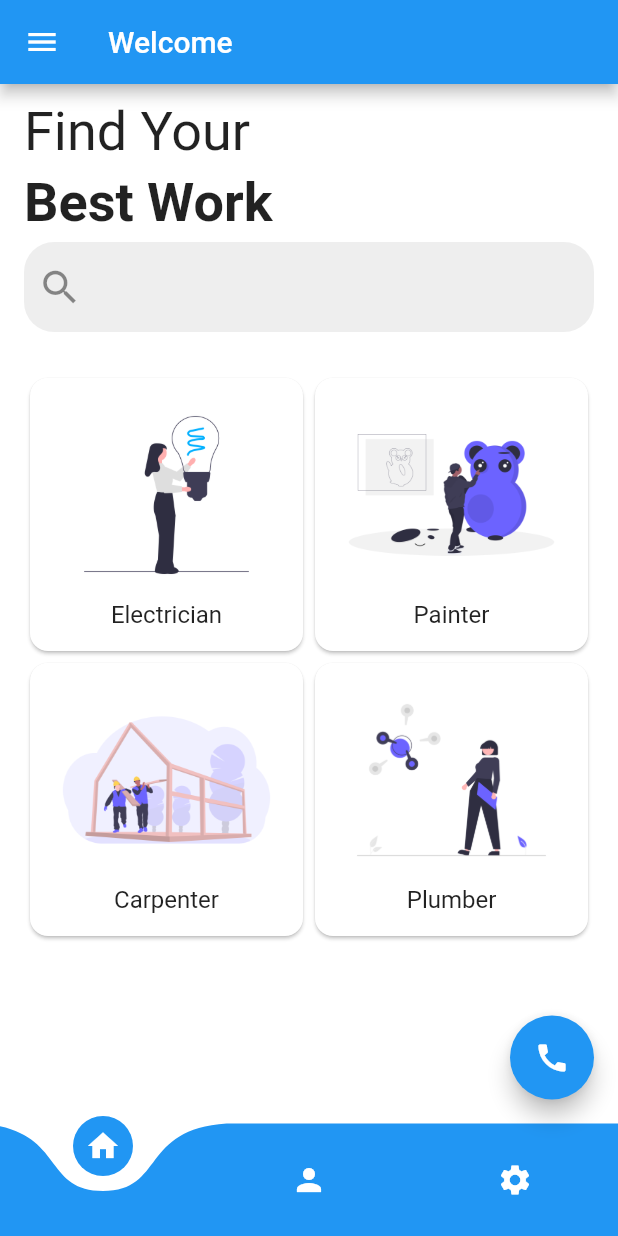
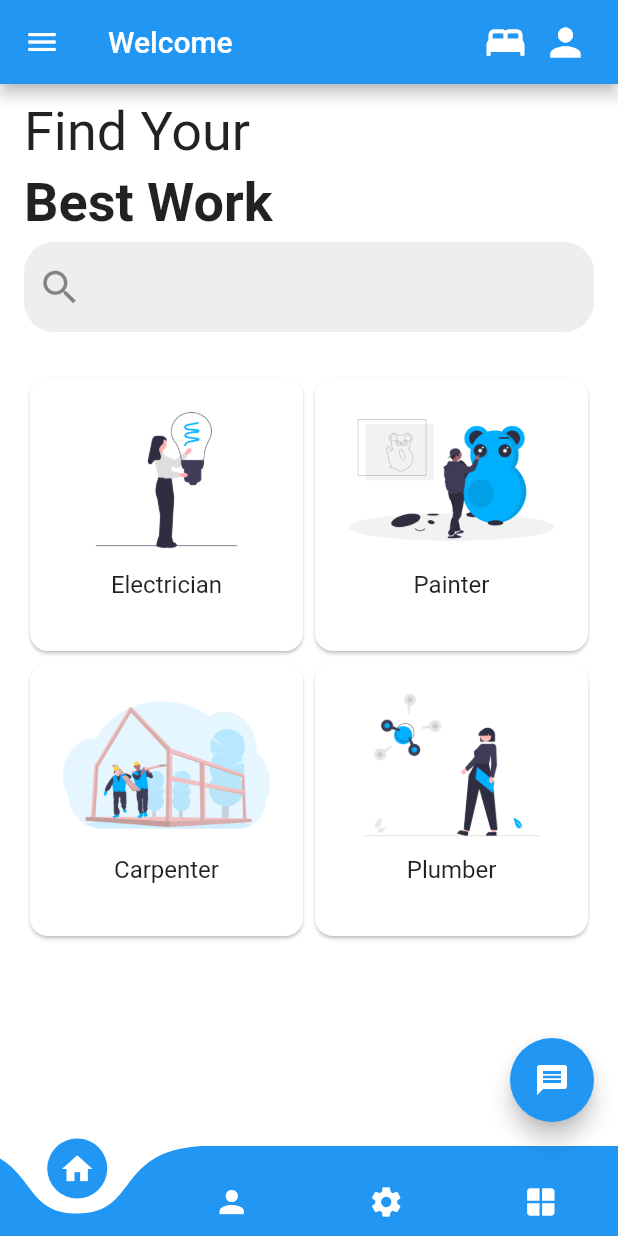
Before and after one commit to abhinike/Vector-Vorker, a Flutter app: the screen it shows after launch, after a tap on "Sign IN with Google", on a phone screen of 412 x 824 dp. Run offline on Flutter 3.47's test engine with Material 2 defaults, Android fonts, the phone set to English and light mode, and no system bars; drawn by our look-alikes of curved_navigation_bar; our stand-ins replace flutter_svg; missing offline and left inert: dialog_flowtter.

```diff
--- /dev/null
+++ b/lib/Navigation/route_generator.dart
@@ -0,0 +1,44 @@
+import 'package:first_flutter/Views/GoogleSignIn.dart';
+import 'package:first_flutter/Views/Home/Home.dart';
+import 'package:first_flutter/Views/chat%20screen/chat_screen.dart';
+import 'package:flutter/material.dart';
+import 'package:first_flutter/main.dart';
+
+
+
+class RouteGenerator{
+
+  static Route<dynamic> generateRoute(RouteSettings settings){
+
+    // get argument while calling named route
+    final arg = settings.arguments;
+
+    switch(settings.name){
+      case '/':
+        return MaterialPageRoute(builder: (BuildContext context)=> MyHomePage(title: "Vector Vorkers"));
+      case '/second':
+        return MaterialPageRoute(builder: (BuildContext context) => HomeScreen());
+      case '/chat':
+        return MaterialPageRoute(builder: (BuildContext context) => ChatScreen());
+
+      default :
+        return MaterialPageRoute(builder: (BuildContext context) => ErrorPage());
+    }
+
+
+  }
+
+}
+
+class ErrorPage extends StatelessWidget {
+  const ErrorPage({Key? key}) : super(key: key);
+
+  @override
+  Widget build(BuildContext context) {
+    return const Scaffold(
+      body: Center(
+        child: Text("Error page "),
+      ),
+    );
+  }
+}
--- a/lib/Views/Components/NavDrawer.dart
+++ /dev/null
@@ -1 +0,0 @@
-import 'package:flutter/material.dart';
--- a/lib/Views/GoogleSignIn.dart
+++ b/lib/Views/GoogleSignIn.dart
@@ -12,6 +12,7 @@ class GoogleSignInScreen extends StatelessWidget {
   Widget build(BuildContext context) {
     return Center(
         child: Column(
+          mainAxisAlignment: MainAxisAlignment.spaceAround,
       children: [
         const SizedBox(
           height: 160,
@@ -19,9 +20,9 @@ class GoogleSignInScreen extends StatelessWidget {
         const Image(
           image: AssetImage(signinpng),
         ),
-        const SizedBox(
-          height: 40,
-        ),
+        // const SizedBox(
+        //   height: 40,
+        // ),
         Container(
             width: double.infinity,
             margin: EdgeInsets.fromLTRB(22, 40, 0, 40),
@@ -52,9 +53,7 @@ class GoogleSignInScreen extends StatelessWidget {
           margin: EdgeInsets.all(16),
           child:ElevatedButton(
             onPressed: () {
-              Navigator.of(context).push(MaterialPageRoute(builder: (BuildContext context){
-                return HomeScreen();
-              }));
+              Navigator.of(context).pushNamed('/second');
             },
             child: Row(
 
--- a/lib/Views/Home/Home.dart
+++ b/lib/Views/Home/Home.dart
@@ -2,6 +2,7 @@ import 'package:curved_navigation_bar/curved_navigation_bar.dart';
 import 'package:first_flutter/Views/Components/Title.dart';
 import 'package:first_flutter/Views/Home/SearchSection.dart';
 import 'package:first_flutter/Views/Home/WorkerSectionGrid.dart';
+import 'package:first_flutter/Views/chat%20screen/chat_screen.dart';
 import 'package:first_flutter/Views/Response.dart';
 import 'package:flutter/material.dart';
 
@@ -29,21 +30,29 @@ class _homeScreenState extends State<HomeScreen> {
   Widget build(BuildContext context) {
     return  Scaffold(
       appBar: AppBar(
-        title: Text("Welcome"),
+        title: const Text("Welcome"),
+        actions: const [
+          Icon(Icons.bed, size: 30),
+          SizedBox(width: 10,),
+          Icon(Icons.person, size: 30,),
+          SizedBox(width: 20,)
+        ],
       ),
       backgroundColor: Colors.white,
 
       body: Container(
         child: ListView(
-          children: [
-            SearchScreen(),
-           WorkSectionGrid(),
-            // Repsonse2(),
-          ],
-        ),
+          children:  const [
+             SearchScreen(),
+            WorkSectionGrid(),
+
+  ]),
       ),
 
+
+
       bottomNavigationBar: CurvedNavigationBar(
+        height: 60,
         backgroundColor: Colors.white,
         color: Colors.blue,
 
@@ -51,6 +60,7 @@ class _homeScreenState extends State<HomeScreen> {
           Icon(Icons.home, color: Colors.white,),
           Icon(Icons.person, color: Colors.white,),
           Icon(Icons.settings, color : Colors.white),
+          Icon(Icons.window, color : Colors.white),
         ],
         onTap: (index){
           print(index);
@@ -82,10 +92,13 @@ class _homeScreenState extends State<HomeScreen> {
         ),
       ),
       floatingActionButton: FloatingActionButton(
-        onPressed: (){},
-        tooltip: 'Increment',
-        child: const Icon(Icons.call),
-      ), // This trailing comma makes auto-formatting nicer for build methods.
+        onPressed: (){
+          Navigator.of(context).pushNamed('/chat');
+        },
+        child: Icon(Icons.message),
+      ),
+
+      // This trailing comma makes auto-formatting nicer for build methods.
     );
   }
 }
--- a/lib/Views/Home/SearchSection.dart
+++ b/lib/Views/Home/SearchSection.dart
@@ -21,10 +21,15 @@ class SearchScreen extends StatelessWidget {
           borderRadius: BorderRadius.circular(20.0),
           color: Colors.grey[200],
         ),
-        child: Align(
+        child: const Align(
           alignment: Alignment.center,
           child: TextField(
+            textAlignVertical: TextAlignVertical.center,
+
+
             decoration: InputDecoration(
+              counterStyle: TextStyle(fontSize: 50),
+              labelStyle: TextStyle(fontSize: 30),
 
               border: InputBorder.none,
               prefixIcon: Icon(Icons.search, size: 30,),
--- a/lib/Views/Home/WorkerSectionGrid.dart
+++ b/lib/Views/Home/WorkerSectionGrid.dart
@@ -28,7 +28,7 @@ class WorkSectionGrid extends StatelessWidget {
           ),
           Container(
 
-            child: Center(child: MyCard(imagePath: carpenter,title: "Carpenter", )),
+            child: Center(child: MyCard(imagePath: carpenter  ,title: "Carpenter", )),
           ),
           Container(
 
@@ -54,14 +54,17 @@ class MyCard extends StatelessWidget {
         borderRadius: BorderRadius.circular(borderRadius),
       ),
       child: Container(
+
         margin: EdgeInsets.all(8),
         child:Column(
 
+
           children: [
             Image.asset(
+
               imagePath,
               fit: BoxFit.fitWidth,
-              height: 140,
+              height: 120,
             ),
             Center(
               child: Text(this.title, style: TextStyle(fontSize: 16),),
--- a/lib/main.dart
+++ b/lib/main.dart
@@ -1,5 +1,6 @@
-import 'package:first_flutter/Util/MyColors.dart';
-import 'package:first_flutter/Views/Home/Home.dart';
+import 'package:first_flutter/Navigation/route_generator.dart';
+// import 'package:first_flutter/Util/MyColors.dart';
+// import 'package:first_flutter/Views/Home/Home.dart';
 import 'package:first_flutter/Views/GoogleSignIn.dart';
 import 'package:flutter/material.dart';
 
@@ -30,7 +31,8 @@ class MyApp extends StatelessWidget {
         primarySwatch: Colors.blue,
       ),
       // home: SignUpScreen(),
-      home: const MyHomePage(title: 'Hello Abhishek'),
+      initialRoute: '/',
+      onGenerateRoute: RouteGenerator.generateRoute,
     );
   }
 }
--- a/pubspec.yaml
+++ b/pubspec.yaml
@@ -38,6 +38,7 @@ dependencies:
   flutter_svg: ^0.22.0
   http: ^0.13.5
   curved_navigation_bar: ^1.0.3
+  dialog_flowtter:
 
 dev_dependencies:
   flutter_test:
@@ -61,6 +62,7 @@ flutter:
   # the material Icons class.
   uses-material-design: true
   assets:
+    - assets/
     - assets/signin.png
     - assets/signin.svg
     - assets/googleicon.png
```
Also changed, not shown: assets/dialog_flow_auth.json (added, +12 -0 lines), lib/Views/chat screen/chat_screen.dart (added, +88 -0 lines), lib/Views/chat screen/messages.dart (added, +52 -0 lines), assets/icons/carpenter.png, assets/icons/painter.png, assets/icons/plumber.png, pubspec.lock, 1 other file.
